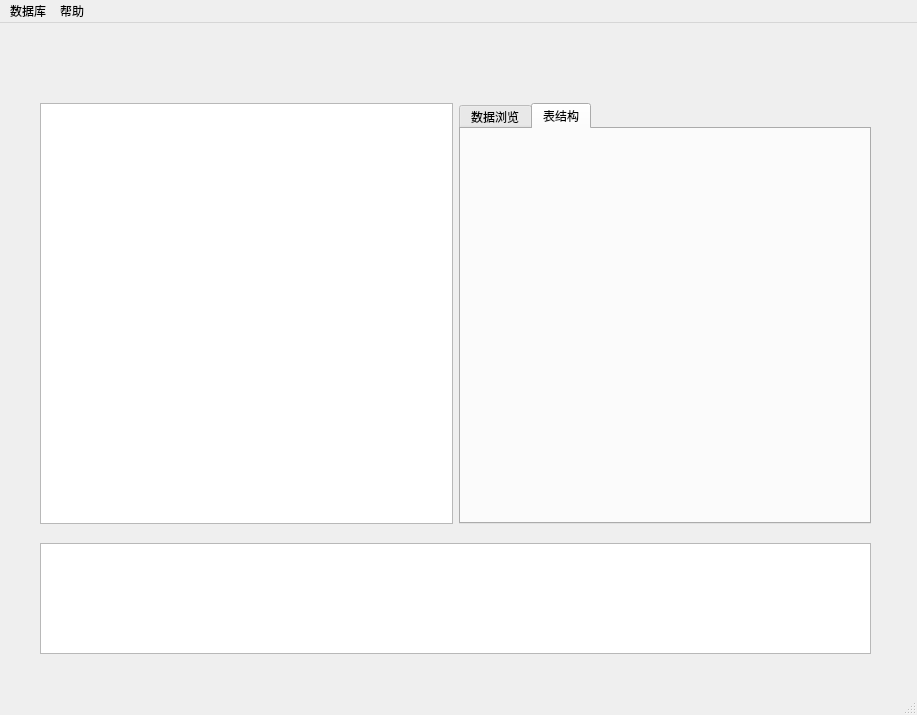
Old version of the form mainwindow.ui in the repository ZhenZhen0609/DataBase.
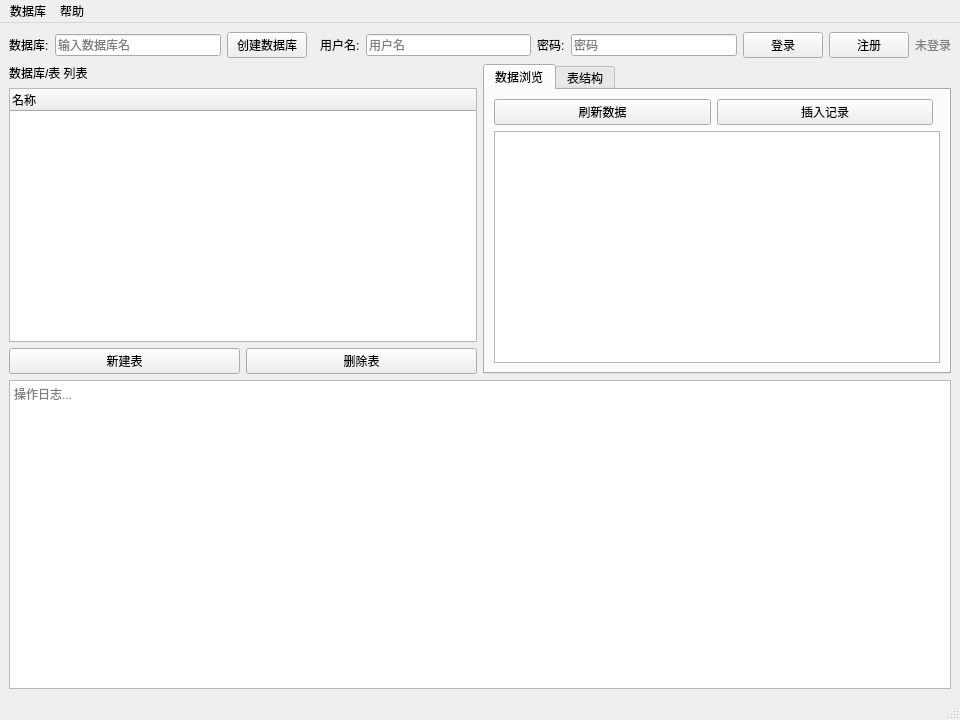
New version of the form.

Patch:
```diff
--- a/mainwindow.ui
+++ b/mainwindow.ui
@@ -6,63 +6,239 @@
    <rect>
     <x>0</x>
     <y>0</y>
-    <width>917</width>
-    <height>715</height>
+    <width>960</width>
+    <height>720</height>
    </rect>
   </property>
   <property name="windowTitle">
    <string>MainWindow</string>
   </property>
   <widget class="QWidget" name="centralwidget">
-   <widget class="QWidget" name="horizontalLayoutWidget">
-    <property name="geometry">
-     <rect>
-      <x>40</x>
-      <y>80</y>
-      <width>831</width>
-      <height>421</height>
-     </rect>
-    </property>
-    <layout class="QHBoxLayout" name="horizontalLayout">
-     <item>
-      <widget class="QTreeView" name="dbTree"/>
-     </item>
-     <item>
-      <widget class="QTabWidget" name="dataTableView">
-       <property name="currentIndex">
-        <number>1</number>
-       </property>
-       <widget class="QWidget" name="tab">
-        <attribute name="title">
-         <string>数据浏览</string>
-        </attribute>
+   <layout class="QVBoxLayout" name="verticalLayout">
+    <item>
+     <layout class="QHBoxLayout" name="toolbarLayout">
+      <item>
+       <widget class="QLabel" name="labelDb">
+        <property name="text">
+         <string>数据库:</string>
+        </property>
        </widget>
-       <widget class="QWidget" name="tab_2">
-        <attribute name="title">
-         <string>表结构</string>
-        </attribute>
+      </item>
+      <item>
+       <widget class="QLineEdit" name="inputDbName">
+        <property name="placeholderText">
+         <string>输入数据库名</string>
+        </property>
        </widget>
-      </widget>
-     </item>
-    </layout>
-   </widget>
-   <widget class="QTextEdit" name="logOutput">
-    <property name="geometry">
-     <rect>
-      <x>40</x>
-      <y>520</y>
-      <width>831</width>
-      <height>111</height>
-     </rect>
-    </property>
-   </widget>
+      </item>
+      <item>
+       <widget class="QPushButton" name="btnCreateDb">
+        <property name="text">
+         <string>创建数据库</string>
+        </property>
+       </widget>
+      </item>
+      <item>
+       <spacer name="horizontalSpacer">
+        <property name="orientation">
+         <enum>Qt::Horizontal</enum>
+        </property>
+       </spacer>
+      </item>
+      <item>
+       <widget class="QLabel" name="labelUser">
+        <property name="text">
+         <string>用户名:</string>
+        </property>
+       </widget>
+      </item>
+      <item>
+       <widget class="QLineEdit" name="inputUsername">
+        <property name="placeholderText">
+         <string>用户名</string>
+        </property>
+       </widget>
+      </item>
+      <item>
+       <widget class="QLabel" name="labelPwd">
+        <property name="text">
+         <string>密码:</string>
+        </property>
+       </widget>
+      </item>
+      <item>
+       <widget class="QLineEdit" name="inputPassword">
+        <property name="echoMode">
+         <enum>QLineEdit::Password</enum>
+        </property>
+        <property name="placeholderText">
+         <string>密码</string>
+        </property>
+       </widget>
+      </item>
+      <item>
+       <widget class="QPushButton" name="btnLogin">
+        <property name="text">
+         <string>登录</string>
+        </property>
+       </widget>
+      </item>
+      <item>
+       <widget class="QPushButton" name="btnRegister">
+        <property name="text">
+         <string>注册</string>
+        </property>
+       </widget>
+      </item>
+      <item>
+       <widget class="QLabel" name="labelWelcome">
+        <property name="text">
+         <string>未登录</string>
+        </property>
+        <property name="styleSheet">
+         <string>color: gray;</string>
+        </property>
+       </widget>
+      </item>
+     </layout>
+    </item>
+    <item>
+     <layout class="QHBoxLayout" name="mainLayout">
+      <item>
+       <layout class="QVBoxLayout" name="leftLayout">
+        <item>
+         <widget class="QLabel" name="labelTree">
+          <property name="text">
+           <string>数据库/表 列表</string>
+          </property>
+         </widget>
+        </item>
+        <item>
+         <widget class="QTreeWidget" name="dbTree">
+          <property name="minimumWidth">
+           <number>200</number>
+          </property>
+          <column>
+           <property name="text">
+            <string>名称</string>
+           </property>
+          </column>
+         </widget>
+        </item>
+        <item>
+         <layout class="QHBoxLayout" name="tableButtonLayout">
+          <item>
+           <widget class="QPushButton" name="btnCreateTable">
+            <property name="text">
+             <string>新建表</string>
+            </property>
+           </widget>
+          </item>
+          <item>
+           <widget class="QPushButton" name="btnDropTable">
+            <property name="text">
+             <string>删除表</string>
+            </property>
+           </widget>
+          </item>
+         </layout>
+        </item>
+       </layout>
+      </item>
+      <item>
+       <layout class="QVBoxLayout" name="rightLayout">
+        <item>
+         <widget class="QTabWidget" name="dataTableView">
+          <property name="currentIndex">
+           <number>0</number>
+          </property>
+          <widget class="QWidget" name="tabData">
+           <attribute name="title">
+            <string>数据浏览</string>
+           </attribute>
+           <layout class="QVBoxLayout" name="dataTabLayout">
+            <item>
+             <layout class="QHBoxLayout" name="recordToolLayout">
+              <item>
+               <widget class="QPushButton" name="btnRefreshData">
+                <property name="text">
+                 <string>刷新数据</string>
+                </property>
+               </widget>
+              </item>
+              <item>
+               <widget class="QPushButton" name="btnInsertRecord">
+                <property name="text">
+                 <string>插入记录</string>
+                </property>
+               </widget>
+              </item>
+              <item>
+               <spacer name="recordSpacer">
+                <property name="orientation">
+                 <enum>Qt::Horizontal</enum>
+                </property>
+               </spacer>
+              </item>
+             </layout>
+            </item>
+            <item>
+             <widget class="QTableWidget" name="tableData">
+              <property name="alternatingRowColors">
+               <bool>true</bool>
+              </property>
+             </widget>
+            </item>
+           </layout>
+          </widget>
+          <widget class="QWidget" name="tabSchema">
+           <attribute name="title">
+            <string>表结构</string>
+           </attribute>
+           <layout class="QVBoxLayout" name="schemaTabLayout">
+            <item>
+             <widget class="QPushButton" name="btnRefreshSchema">
+              <property name="text">
+               <string>刷新结构</string>
+              </property>
+             </widget>
+            </item>
+            <item>
+             <widget class="QTableWidget" name="tableSchema">
+              <property name="alternatingRowColors">
+               <bool>true</bool>
+              </property>
+             </widget>
+            </item>
+           </layout>
+          </widget>
+         </widget>
+        </item>
+       </layout>
+      </item>
+     </layout>
+    </item>
+    <item>
+     <widget class="QTextEdit" name="logOutput">
+      <property name="maximumHeight">
+       <number>120</number>
+      </property>
+      <property name="readOnly">
+       <bool>true</bool>
+      </property>
+      <property name="placeholderText">
+       <string>操作日志...</string>
+      </property>
+     </widget>
+    </item>
+   </layout>
   </widget>
   <widget class="QMenuBar" name="menubar">
    <property name="geometry">
     <rect>
      <x>0</x>
      <y>0</y>
-     <width>917</width>
+     <width>960</width>
      <height>24</height>
     </rect>
    </property>
```
Left out of the diff: 33 changed lines with no effect on the pictures.
